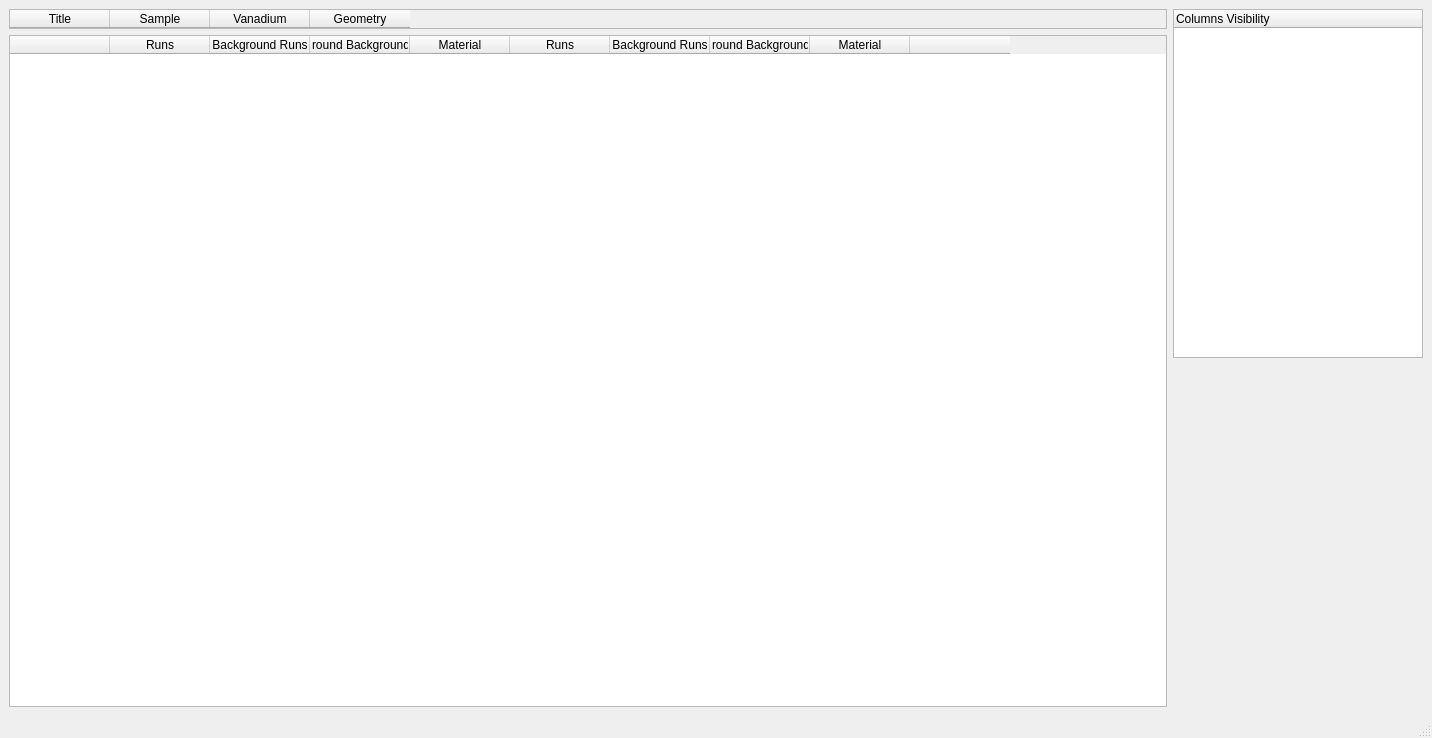
Old version of the form ui/ui_addie.ui in the repository neutronimaging/python_notebooks.
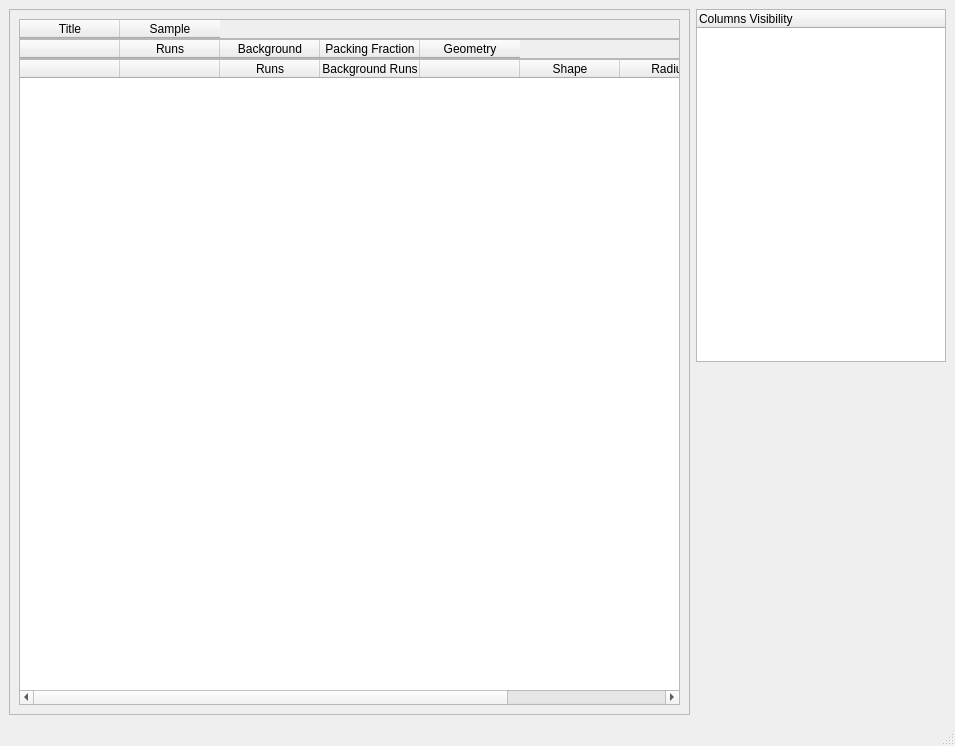
New version of the form.

Commit message: working on the multi row table

Patch:
```diff
--- a/ui/ui_addie.ui
+++ b/ui/ui_addie.ui
@@ -6,8 +6,8 @@
    <rect>
     <x>0</x>
     <y>0</y>
-    <width>1432</width>
-    <height>738</height>
+    <width>955</width>
+    <height>746</height>
    </rect>
   </property>
   <property name="windowTitle">
@@ -16,7 +16,19 @@
   <widget class="QWidget" name="centralwidget">
    <layout class="QHBoxLayout" name="horizontalLayout">
     <item>
+     <widget class="QFrame" name="frame">
+      <property name="frameShape">
+       <enum>QFrame::StyledPanel</enum>
+      </property>
+      <property name="frameShadow">
+       <enum>QFrame::Raised</enum>
+      </property>
+      <layout class="QVBoxLayout" name="verticalLayout_3">
+       <item>
      <layout class="QVBoxLayout" name="verticalLayout">
+         <property name="spacing">
+          <number>0</number>
+         </property>
       <item>
        <widget class="QTableWidget" name="tableWidget_2">
         <property name="minimumSize">
@@ -41,9 +53,40 @@
           <string>Sample</string>
          </property>
         </column>
+          </widget>
+         </item>
+         <item>
+          <widget class="QTableWidget" name="h2_table">
+           <property name="minimumSize">
+            <size>
+             <width>0</width>
+             <height>20</height>
+            </size>
+           </property>
+           <property name="maximumSize">
+            <size>
+             <width>16777215</width>
+             <height>20</height>
+            </size>
+           </property>
         <column>
          <property name="text">
-          <string>Vanadium</string>
+             <string/>
+            </property>
+           </column>
+           <column>
+            <property name="text">
+             <string>Runs</string>
+            </property>
+           </column>
+           <column>
+            <property name="text">
+             <string>Background</string>
+            </property>
+           </column>
+           <column>
+            <property name="text">
+             <string>Packing Fraction</string>
          </property>
         </column>
         <column>
@@ -54,60 +97,59 @@
        </widget>
       </item>
       <item>
-       <widget class="QTableWidget" name="tableWidget">
-        <column>
-         <property name="text">
-          <string> </string>
-         </property>
-        </column>
+          <widget class="QTableWidget" name="h3_table">
+           <property name="baseSize">
+            <size>
+             <width>0</width>
+             <height>0</height>
+            </size>
+           </property>
         <column>
          <property name="text">
-          <string>Runs</string>
+             <string/>
          </property>
         </column>
         <column>
          <property name="text">
-          <string>Background Runs</string>
+             <string> </string>
          </property>
         </column>
         <column>
          <property name="text">
-          <string>Background Background Runs</string>
+             <string>Runs</string>
          </property>
         </column>
         <column>
          <property name="text">
-          <string>Material</string>
+             <string>Background Runs</string>
          </property>
         </column>
         <column>
          <property name="text">
-          <string>Runs</string>
+             <string> </string>
          </property>
         </column>
         <column>
          <property name="text">
-          <string>Background Runs</string>
+             <string>Shape</string>
          </property>
         </column>
         <column>
          <property name="text">
-          <string>Background Background Runs</string>
+             <string>Radius</string>
          </property>
         </column>
         <column>
          <property name="text">
-          <string>Material</string>
-         </property>
-        </column>
-        <column>
-         <property name="text">
-          <string> </string>
-         </property>
-        </column>
+             <string>Height</string>
+            </property>
+           </column>
        </widget>
       </item>
      </layout>
+       </item>
+      </layout>
+     </widget>
     </item>
     <item>
      <layout class="QVBoxLayout" name="verticalLayout_2">
```
Left out of the diff: 4 changed lines with no effect on the pictures. Lines whose indentation alone changed are shown as unchanged. The commit also changes 4 other files.
